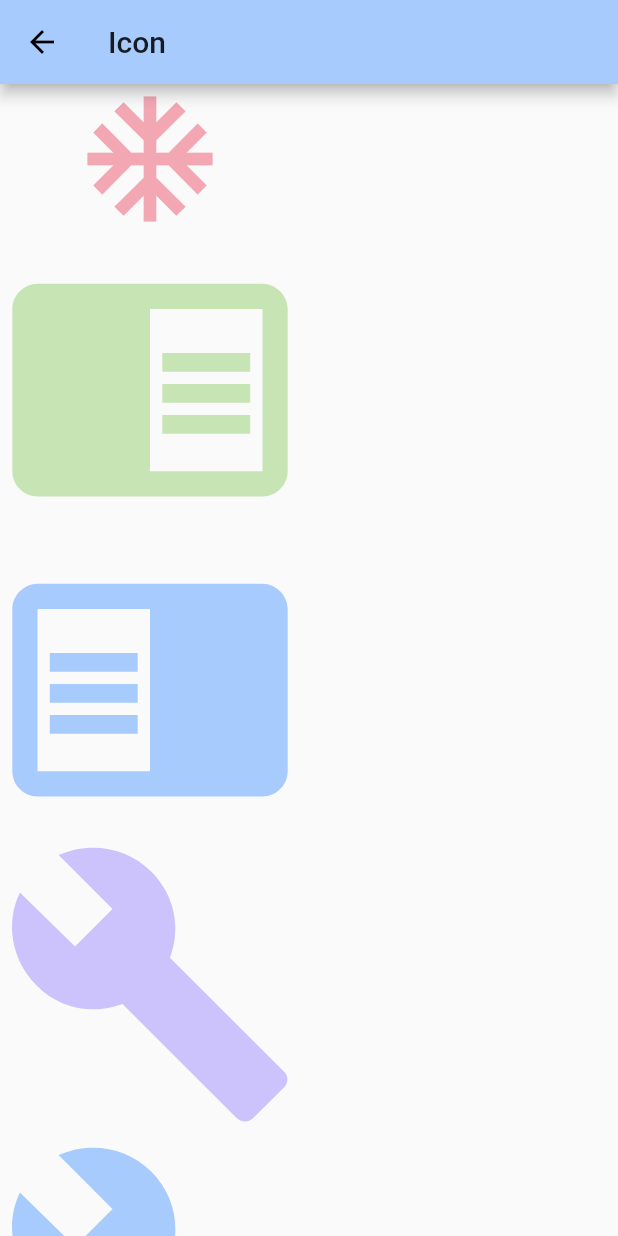
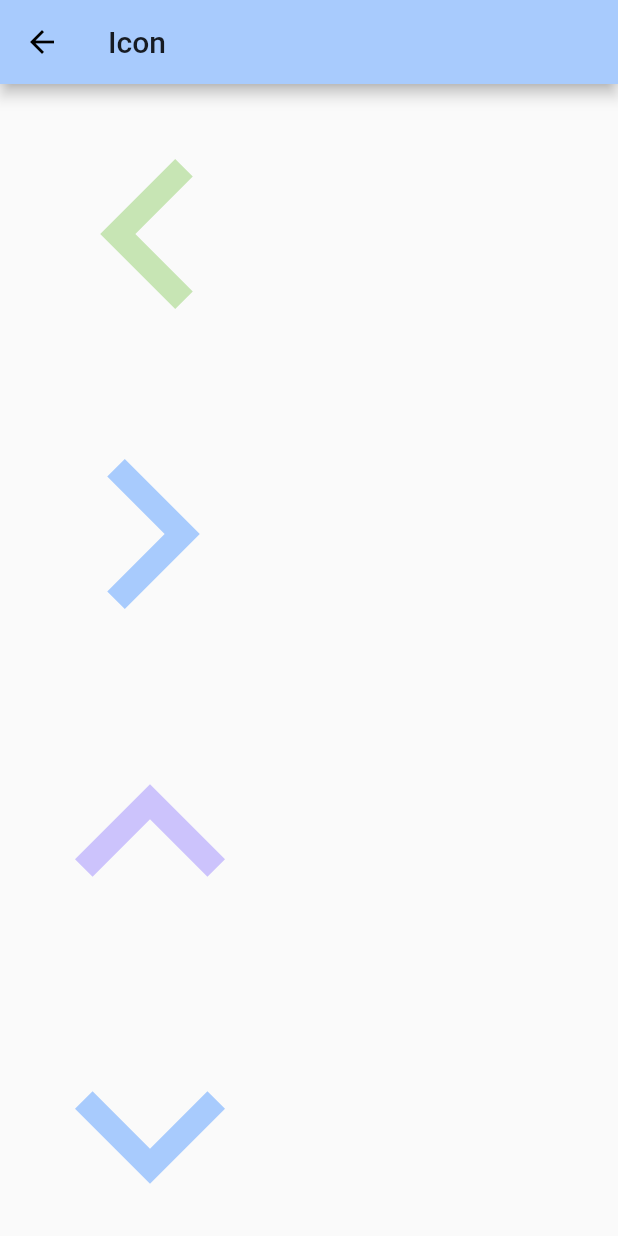
Before and after one commit to cocadev/flutter-rotterdam, a Flutter app: the IconPage screen opened by its route, on a phone screen of 412 x 824 dp. Run offline on Flutter 3.47's test engine with Material 2 defaults, Android fonts, the phone set to English and light mode, and no system bars.

Commit message:
Icon widget update

```diff
--- a/lib/page/icon/icon_page.dart
+++ b/lib/page/icon/icon_page.dart
@@ -19,33 +19,25 @@ class _IconState extends State<IconPage> {
         child: Column(
           children: <Widget>[
             Icon(
-              Icons.ac_unit,
-              size: 100,
-              color: RED,
+              Icons.chevron_left,
+              size: 200,
+              color: GREEN,
             ),
             Icon(
-              Icons.chrome_reader_mode,
-              size: 200,
-              color: GREEN,
-              textDirection: TextDirection.ltr,
-            ),
-            Icon(
-              Icons.chrome_reader_mode,
+              Icons.chevron_left,
               size: 200,
               color: BLUE_DEEP,
               textDirection: TextDirection.rtl,
             ),
             Icon(
-              Icons.build,
+              Icons.expand_less,
               size: 200,
               color: PURPLE,
-              textDirection: TextDirection.ltr,
             ),
             Icon(
-              Icons.build,
+              Icons.expand_more,
               size: 200,
               color: BLUE_DEEP,
-              textDirection: TextDirection.rtl,
             )
           ],
         ),
```
Also changed, not shown: lib/page/popupmenubutton/popup_menu_button_page.dart (+0 -125 lines).
